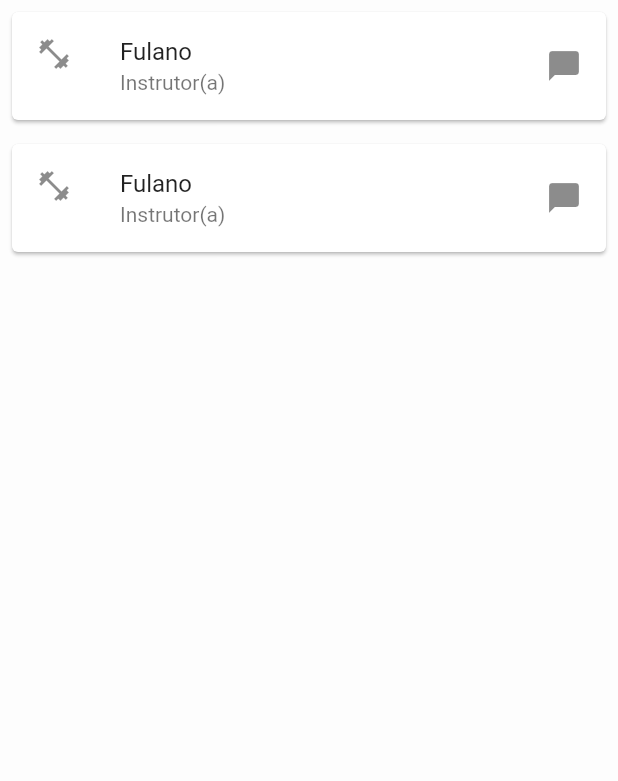
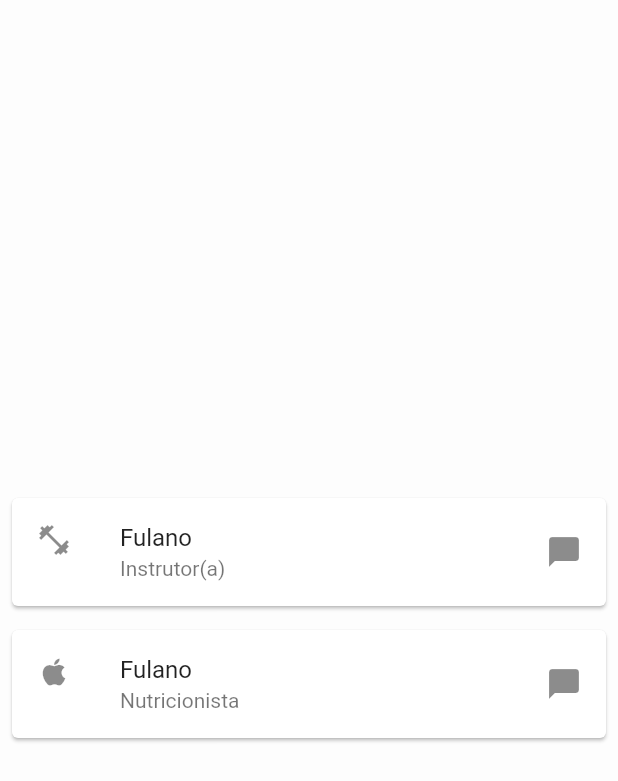
Before and after one commit to JosueErvino/healthroom_app, a Flutter app: the ContatoScreen widget shown alone on an empty page, opened directly, on a phone screen of 412 x 824 dp. Shown: the top 781 px of the screen. Run offline on Flutter 3.47's test engine with Material 2 defaults, Android fonts, the phone set to English and light mode, and no system bars; our stand-ins replace cloud_firestore, firebase_auth, firebase_core; accounts and stored records are empty.

Commit message:
removida listview - contatos terá tamanho fixo

```diff
--- a/lib/screen/aluno/contato_screen.dart
+++ b/lib/screen/aluno/contato_screen.dart
@@ -5,10 +5,10 @@ class ContatoScreen extends StatelessWidget {
 
   @override
   Widget build(BuildContext context) {
-    return Center(
-        child: ListView.builder(
-      itemCount: 2,
-      itemBuilder: ((context, index) => Card(
+    return Column(
+      mainAxisAlignment: MainAxisAlignment.center,
+      children: [
+        Card(
           margin: const EdgeInsets.all(8.0),
           shadowColor: Colors.grey[400],
           child: ListTile(
@@ -18,7 +18,19 @@ class ContatoScreen extends StatelessWidget {
             trailing: const Icon(Icons.chat_bubble),
             onTap: () {},
           ),
-          )),
-    ));
+        ),
+        Card(
+          margin: const EdgeInsets.all(8.0),
+          shadowColor: Colors.grey[400],
+          child: ListTile(
+            leading: const Icon(Icons.apple),
+            title: const Text('Fulano'),
+            subtitle: const Text('Nutricionista'),
+            trailing: const Icon(Icons.chat_bubble),
+            onTap: () {},
+          ),
+        )
+      ],
+    );
   }
 }
```
Lines whose indentation alone changed are shown as unchanged.
